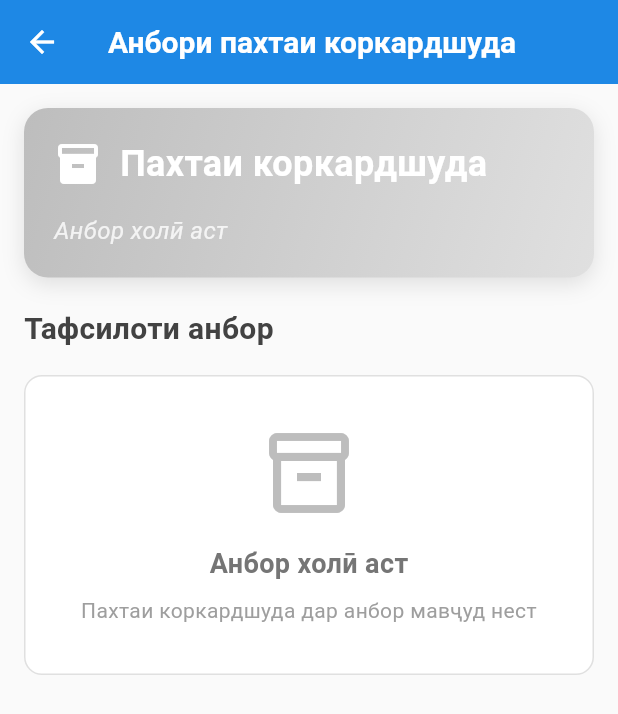
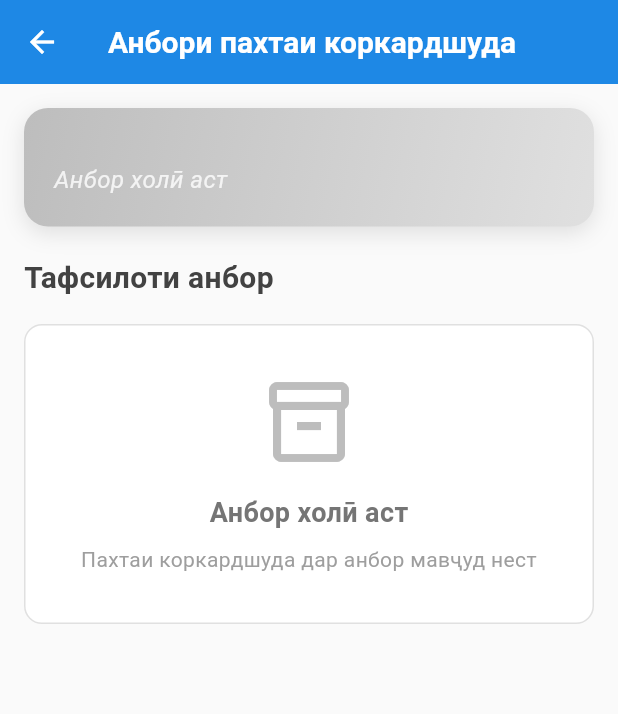
Before and after one commit to IBROHIM-PRO/farm_deb, a Flutter app: the ProcessedCottonWarehouseScreen screen opened directly, on a phone screen of 412 x 824 dp. Shown: the top 714 px of the screen. Run offline on Flutter 3.47's test engine with Material 3 defaults, Android fonts, the phone set to English and light mode, and no system bars; our stand-ins replace shared_preferences, sqflite; accounts and stored records are empty.

Commit message:
refactor: cange any code

```diff
--- a/lib/screens/cotton_registry/cotton_purchase_registry_screen.dart
+++ b/lib/screens/cotton_registry/cotton_purchase_registry_screen.dart
@@ -102,7 +102,7 @@ class _CottonPurchaseRegistryScreenState extends State<CottonPurchaseRegistryScr
           Expanded(
             child: _buildSummaryCard(
               'Ҳамагӣ харч',
-              '${(stats['totalPurchaseCost'] as num?)?.toDouble()?.toStringAsFixed(0) ?? '0'} сомонӣ',
+              '${(stats['totalPurchaseCost'] as num?)?.toDouble()?.toStringAsFixed(0) ?? '0'} с',
               Colors.green,
             ),
           ),
--- a/lib/screens/cotton_warehouse/processed_cotton_warehouse_screen.dart
+++ b/lib/screens/cotton_warehouse/processed_cotton_warehouse_screen.dart
@@ -65,20 +65,6 @@ class ProcessedCottonWarehouseScreen extends StatelessWidget {
       child: Column(
         crossAxisAlignment: CrossAxisAlignment.start,
         children: [
-          Row(
-            children: [
-              Icon(Icons.inventory_2, color: Colors.white, size: 32),
-              const SizedBox(width: 12),
-              Text(
-                'Пахтаи коркардшуда',
-                style: TextStyle(
-                  color: Colors.white,
-                  fontSize: 24,
-                  fontWeight: FontWeight.bold,
-                ),
-              ),
-            ],
-          ),
           const SizedBox(height: 16),
           if (hasCotton) ...[
             Row(
```
Also changed, not shown: lib/screens/cotton_registry/cotton_processing_registry_screen.dart (+1 -40 lines).
